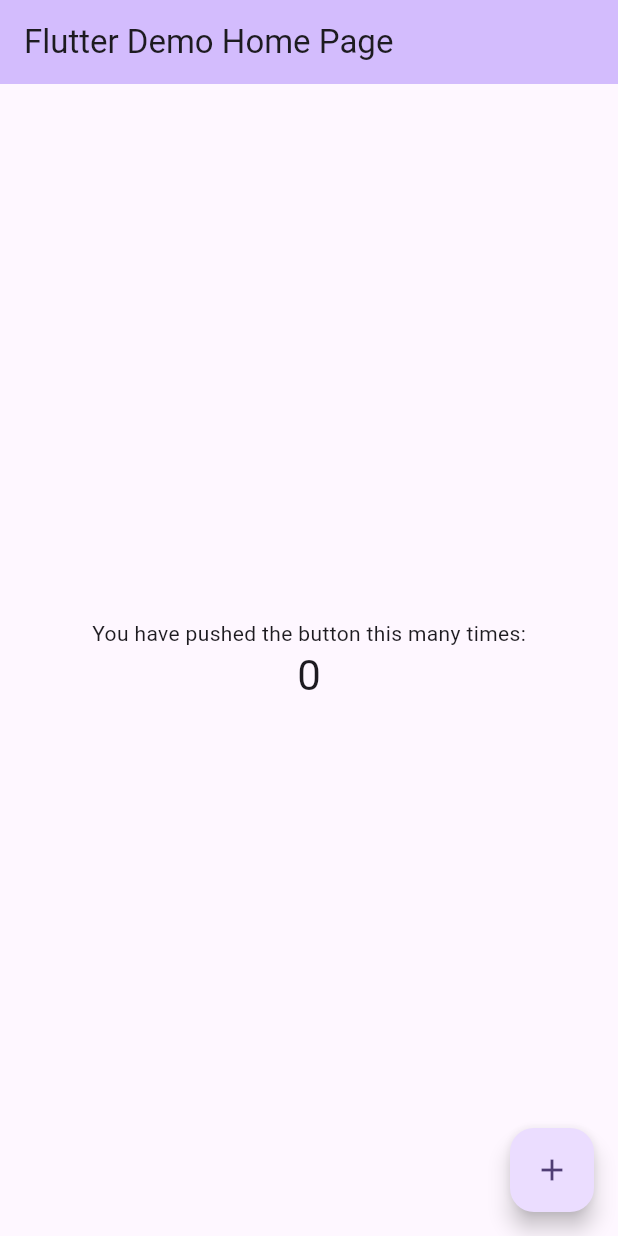
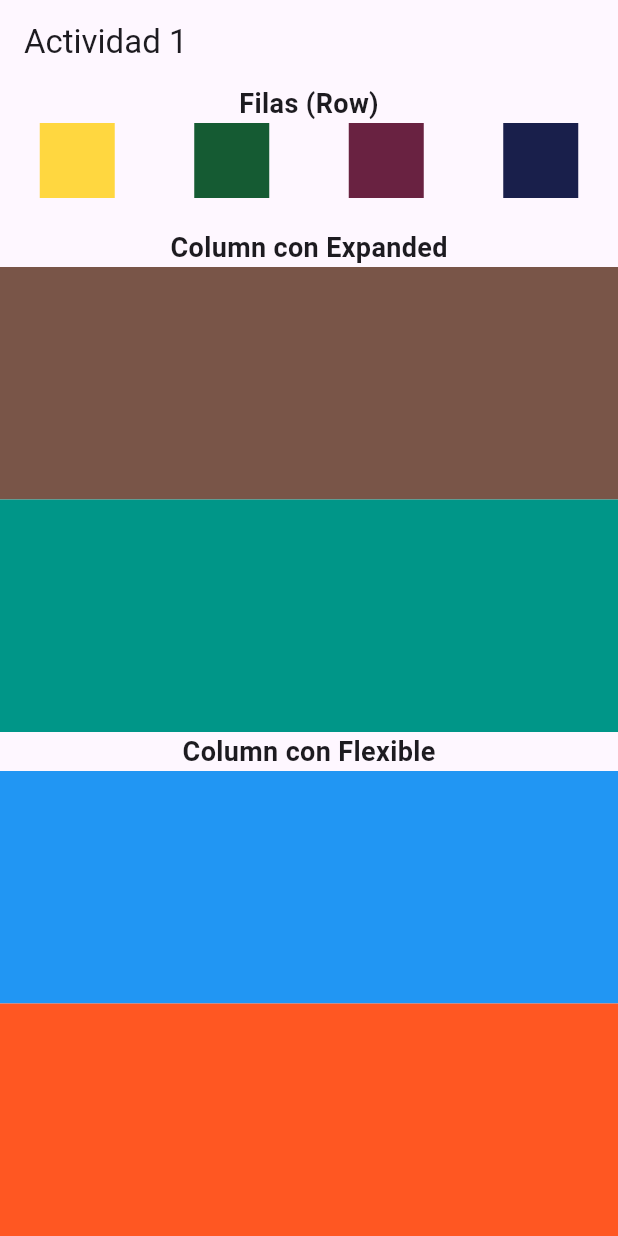
Before and after one commit to HayAky/ActividadFlutter, a Flutter app: the screen it shows after launch, on a phone screen of 412 x 824 dp. Run offline on Flutter 3.47's test engine with Material 3 defaults, Android fonts, the phone set to English and light mode, and no system bars.

Commit message:
Adicionando Actividad 1, Column, Row, Expanded, Flexible

```diff
--- a/lib/main.dart
+++ b/lib/main.dart
@@ -1,122 +1,73 @@
 import 'package:flutter/material.dart';
 
 void main() {
-  runApp(const MyApp());
+  runApp(MyApp());
 }
 
 class MyApp extends StatelessWidget {
-  const MyApp({super.key});
-
-  // This widget is the root of your application.
   @override
   Widget build(BuildContext context) {
     return MaterialApp(
-      title: 'Flutter Demo',
-      theme: ThemeData(
-        // This is the theme of your application.
-        //
-        // TRY THIS: Try running your application with "flutter run". You'll see
-        // the application has a purple toolbar. Then, without quitting the app,
-        // try changing the seedColor in the colorScheme below to Colors.green
-        // and then invoke "hot reload" (save your changes or press the "hot
-        // reload" button in a Flutter-supported IDE, or press "r" if you used
-        // the command line to start the app).
-        //
-        // Notice that the counter didn't reset back to zero; the application
-        // state is not lost during the reload. To reset the state, use hot
-        // restart instead.
-        //
-        // This works for code too, not just values: Most code changes can be
-        // tested with just a hot reload.
-        colorScheme: ColorScheme.fromSeed(seedColor: Colors.deepPurple),
-      ),
-      home: const MyHomePage(title: 'Flutter Demo Home Page'),
+      title: 'Flutter SENA',
+      home: HomePage(),
     );
   }
 }
 
-class MyHomePage extends StatefulWidget {
-  const MyHomePage({super.key, required this.title});
-
-  // This widget is the home page of your application. It is stateful, meaning
-  // that it has a State object (defined below) that contains fields that affect
-  // how it looks.
-
-  // This class is the configuration for the state. It holds the values (in this
-  // case the title) provided by the parent (in this case the App widget) and
-  // used by the build method of the State. Fields in a Widget subclass are
-  // always marked "final".
-
-  final String title;
-
-  @override
-  State<MyHomePage> createState() => _MyHomePageState();
-}
-
-class _MyHomePageState extends State<MyHomePage> {
-  int _counter = 0;
-
-  void _incrementCounter() {
-    setState(() {
-      // This call to setState tells the Flutter framework that something has
-      // changed in this State, which causes it to rerun the build method below
-      // so that the display can reflect the updated values. If we changed
-      // _counter without calling setState(), then the build method would not be
-      // called again, and so nothing would appear to happen.
-      _counter++;
-    });
-  }
-
+class HomePage extends StatelessWidget {
   @override
   Widget build(BuildContext context) {
-    // This method is rerun every time setState is called, for instance as done
-    // by the _incrementCounter method above.
-    //
-    // The Flutter framework has been optimized to make rerunning build methods
-    // fast, so that you can just rebuild anything that needs updating rather
-    // than having to individually change instances of widgets.
     return Scaffold(
       appBar: AppBar(
-        // TRY THIS: Try changing the color here to a specific color (to
-        // Colors.amber, perhaps?) and trigger a hot reload to see the AppBar
-        // change color while the other colors stay the same.
-        backgroundColor: Theme.of(context).colorScheme.inversePrimary,
-        // Here we take the value from the MyHomePage object that was created by
-        // the App.build method, and use it to set our appbar title.
-        title: Text(widget.title),
+        title: Text('Actividad 1'),
       ),
-      body: Center(
-        // Center is a layout widget. It takes a single child and positions it
-        // in the middle of the parent.
-        child: Column(
-          // Column is also a layout widget. It takes a list of children and
-          // arranges them vertically. By default, it sizes itself to fit its
-          // children horizontally, and tries to be as tall as its parent.
-          //
-          // Column has various properties to control how it sizes itself and
-          // how it positions its children. Here we use mainAxisAlignment to
-          // center the children vertically; the main axis here is the vertical
-          // axis because Columns are vertical (the cross axis would be
-          // horizontal).
-          //
-          // TRY THIS: Invoke "debug painting" (choose the "Toggle Debug Paint"
-          // action in the IDE, or press "p" in the console), to see the
-          // wireframe for each widget.
-          mainAxisAlignment: MainAxisAlignment.center,
-          children: <Widget>[
-            const Text('You have pushed the button this many times:'),
-            Text(
-              '$_counter',
-              style: Theme.of(context).textTheme.headlineMedium,
+      body: Column(
+        children: [
+          Text('Filas (Row)', style: TextStyle(fontSize: 18, fontWeight: FontWeight.bold)),
+          Row(
+            mainAxisAlignment: MainAxisAlignment.spaceAround,
+            children: [
+              Container(width: 50, height: 50, color: Colors.amberAccent),
+              Container(width: 50, height: 50, color: const Color.fromARGB(255, 21, 91, 51)),
+              Container(width: 50, height: 50, color: const Color.fromARGB(255, 105, 34, 65)),
+              Container(width: 50, height: 50, color: const Color.fromARGB(255, 25, 31, 75)),
+            ],
+          ),
+          SizedBox(height: 20),
+          Expanded(
+            child: Column(
+              children: [
+                Text('Column con Expanded', style: TextStyle(fontSize: 18, fontWeight: FontWeight.bold),),
+                Expanded(
+                  flex: 2,
+                  child: Container(color: Colors.brown),
+                ),
+
+                Expanded(
+                  flex: 2,
+                  child: Container(color: Colors.teal,),
+                ),
+              ],
             ),
-          ],
-        ),
+          ),
+          Flexible(
+            child: Column(
+              children: [
+                Text('Column con Flexible', style: TextStyle(fontSize: 18, fontWeight: FontWeight.bold)),
+                Flexible(
+                  flex: 3,
+                  child: Container(color: Colors.blue),
+                ),
+
+                Flexible(
+                  flex: 3,
+                  child: Container(color: Colors.deepOrange),
+                ),
+              ],
+            ),
+          )
+        ],
       ),
-      floatingActionButton: FloatingActionButton(
-        onPressed: _incrementCounter,
-        tooltip: 'Increment',
-        child: const Icon(Icons.add),
-      ), // This trailing comma makes auto-formatting nicer for build methods.
     );
   }
 }
```
Also changed, not shown: 1 other file.
